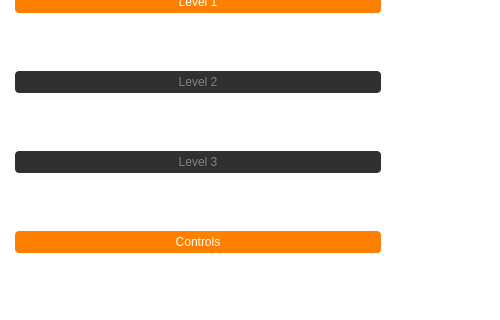
This is Cooking-Data/interface.ui in UofU-CS3505/Cooking-Data as Qt 5 draws it before an edit; both pictures show x 0 to 500 and y 156 to 476 of the 800 by 600 pixel window. The edited form follows.
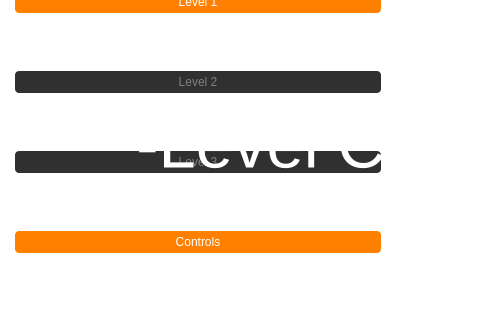
This is the edited form. Icons and pictures are not drawn.

Commit message: Added win state, advance to next level

Patch:
```diff
--- a/Cooking-Data/interface.ui
+++ b/Cooking-Data/interface.ui
@@ -451,6 +451,30 @@
      </widget>
     </widget>
    </widget>
+   <widget class="QLabel" name="winLabel">
+    <property name="enabled">
+     <bool>true</bool>
+    </property>
+    <property name="geometry">
+     <rect>
+      <x>0</x>
+      <y>0</y>
+      <width>801</width>
+      <height>601</height>
+     </rect>
+    </property>
+    <property name="font">
+     <font>
+      <pointsize>50</pointsize>
+     </font>
+    </property>
+    <property name="text">
+     <string>-Level Complete!-</string>
+    </property>
+    <property name="alignment">
+     <set>Qt::AlignCenter</set>
+    </property>
+   </widget>
   </widget>
   <widget class="QMenuBar" name="menubar">
    <property name="geometry">
```
The commit also changes 4 other files.
